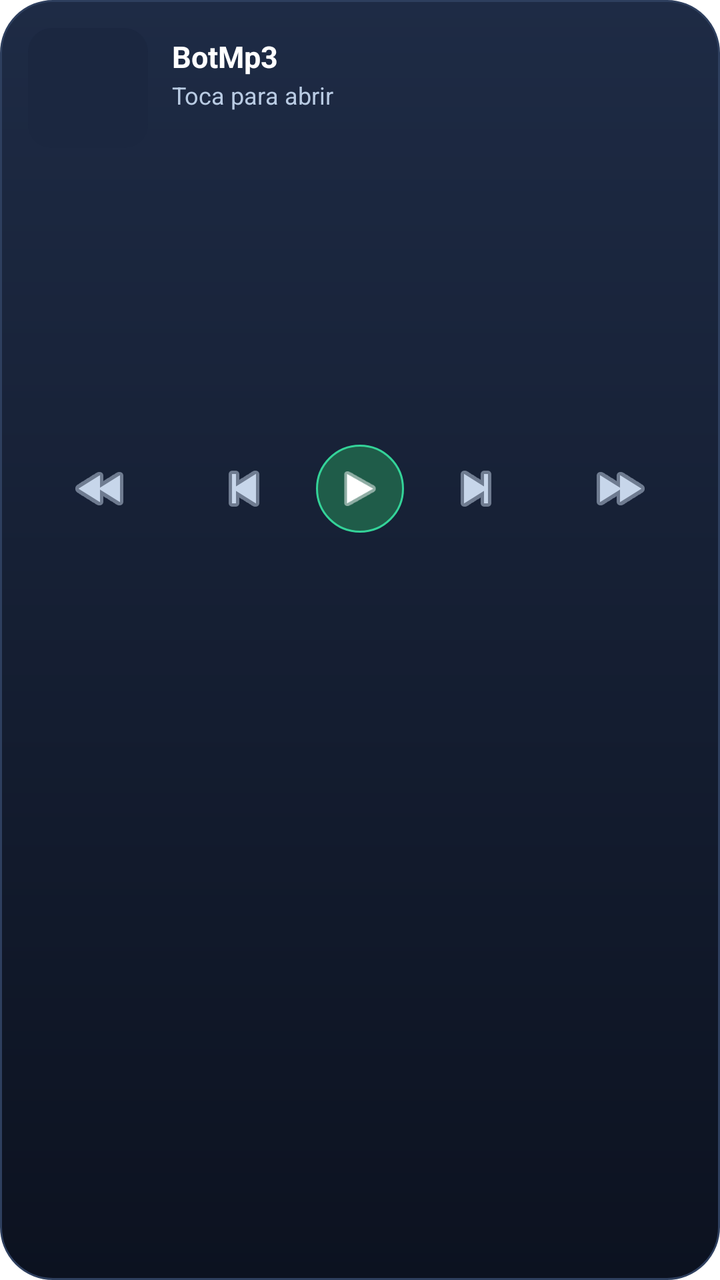
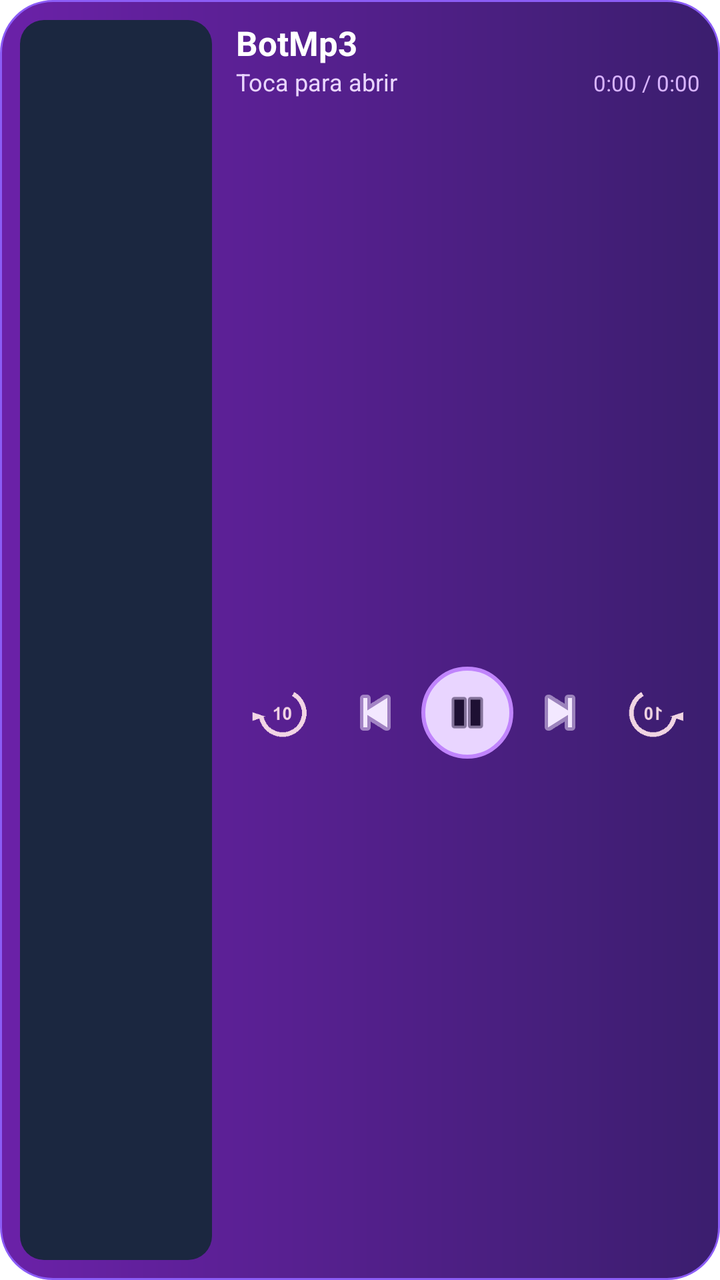

Two renders of the same Android screen: before a commit and after it. Below are the layout's source before the change and the commit's diff.
<!-- AndroidManifest.xml: fallback theme Theme.MaterialComponents.DayNight.NoActionBar -->
<!-- res/layout/widget_botmp3.xml -->
<?xml version="1.0" encoding="utf-8"?>
<LinearLayout xmlns:android="http://schemas.android.com/apk/res/android"
    android:id="@+id/widget_raiz"
    android:layout_width="match_parent"
    android:layout_height="match_parent"
    android:background="@drawable/widget_fondo"
    android:orientation="vertical"
    android:padding="14dp">

    <LinearLayout
        android:layout_width="match_parent"
        android:layout_height="wrap_content"
        android:gravity="center_vertical"
        android:orientation="horizontal">

        <ImageView
            android:id="@+id/widget_portada"
            android:layout_width="60dp"
            android:layout_height="60dp"
            android:background="@drawable/widget_portada"
            android:contentDescription="Carátula"
            android:scaleType="centerCrop" />

        <LinearLayout
            android:layout_width="0dp"
            android:layout_height="wrap_content"
            android:layout_marginStart="12dp"
            android:layout_weight="1"
            android:orientation="vertical">

            <TextView
                android:id="@+id/widget_titulo"
                android:layout_width="match_parent"
                android:layout_height="wrap_content"
                android:ellipsize="end"
                android:maxLines="1"
                android:text="BotMp3"
                android:textColor="#FFFFFF"
                android:textSize="15sp"
                android:textStyle="bold" />

            <TextView
                android:id="@+id/widget_artista"
                android:layout_width="match_parent"
                android:layout_height="wrap_content"
                android:layout_marginTop="1dp"
                android:ellipsize="end"
                android:maxLines="1"
                android:text="Toca para abrir"
                android:textColor="#B9CBE3"
                android:textSize="12sp" />

            <TextView
                android:id="@+id/widget_album"
                android:layout_width="match_parent"
                android:layout_height="wrap_content"
                android:ellipsize="end"
                android:maxLines="1"
                android:text=""
                android:textColor="#71839B"
                android:textSize="10.5sp" />
        </LinearLayout>
    </LinearLayout>

    <LinearLayout
        android:layout_width="match_parent"
        android:layout_height="wrap_content"
        android:layout_marginTop="10dp"
        android:gravity="center_vertical"
        android:orientation="horizontal">

        <TextView
            android:id="@+id/widget_progreso"
            android:layout_width="match_parent"
            android:layout_height="wrap_content"
            android:layout_marginTop="10dp"
            android:maxLines="1"
            android:textColor="#34D399"
            android:textSize="9sp" />

        <TextView
            android:id="@+id/widget_tiempo"
            android:layout_width="wrap_content"
            android:layout_height="wrap_content"
            android:layout_marginStart="10dp"
            android:text="0:00 / 0:00"
            android:textColor="#9DB0C9"
            android:textSize="10sp"
            android:textStyle="bold" />
    </LinearLayout>

    <LinearLayout
        android:layout_width="match_parent"
        android:layout_height="wrap_content"
        android:layout_marginTop="8dp"
        android:gravity="center_vertical"
        android:orientation="horizontal">

        <ImageButton
            android:id="@+id/widget_rewind"
            android:layout_width="0dp"
            android:layout_height="40dp"
            android:layout_weight="1"
            android:background="#00000000"
            android:contentDescription="Atrasar 10 segundos"
            android:scaleType="centerInside"
            android:src="@android:drawable/ic_media_rew"
            android:tint="#C7D6EA" />

        <ImageButton
            android:id="@+id/widget_prev"
            android:layout_width="0dp"
            android:layout_height="40dp"
            android:layout_weight="1"
            android:background="#00000000"
            android:contentDescription="Anterior"
            android:scaleType="centerInside"
            android:src="@android:drawable/ic_media_previous"
            android:tint="#C7D6EA" />

        <ImageButton
            android:id="@+id/widget_play"
            android:layout_width="44dp"
            android:layout_height="44dp"
            android:background="@drawable/widget_play_fondo"
            android:contentDescription="Reproducir o pausar"
            android:padding="9dp"
            android:scaleType="centerInside"
            android:src="@android:drawable/ic_media_play"
            android:tint="#FFFFFF" />

        <ImageButton
            android:id="@+id/widget_next"
            android:layout_width="0dp"
            android:layout_height="40dp"
            android:layout_weight="1"
            android:background="#00000000"
            android:contentDescription="Siguiente"
            android:scaleType="centerInside"
            android:src="@android:drawable/ic_media_next"
            android:tint="#C7D6EA" />

        <ImageButton
            android:id="@+id/widget_forward"
            android:layout_width="0dp"
            android:layout_height="40dp"
            android:layout_weight="1"
            android:background="#00000000"
            android:contentDescription="Adelantar 10 segundos"
            android:scaleType="centerInside"
            android:src="@android:drawable/ic_media_ff"
            android:tint="#C7D6EA" />
    </LinearLayout>
</LinearLayout>
<!-- resources referenced by this layout -->
<resources>
  <!-- drawable widget_fondo (drawable) -->
  <?xml version="1.0" encoding="utf-8"?>
  <shape xmlns:android="http://schemas.android.com/apk/res/android"
      android:shape="rectangle">
      <gradient
          android:angle="270"
          android:endColor="#0C1220"
          android:startColor="#1E2B45" />
      <corners android:radius="26dp" />
      <stroke
          android:width="1dp"
          android:color="#2E3F5E" />
  </shape>
  <!-- drawable widget_play_fondo (drawable) -->
  <?xml version="1.0" encoding="utf-8"?>
  <shape xmlns:android="http://schemas.android.com/apk/res/android" android:shape="oval">
      <solid android:color="#1F5C49" />
      <stroke android:width="1dp" android:color="#34D399" />
  </shape>
  <!-- drawable widget_portada (drawable) -->
  <?xml version="1.0" encoding="utf-8"?>
  <shape xmlns:android="http://schemas.android.com/apk/res/android" android:shape="rectangle">
      <corners android:radius="12dp" />
      <solid android:color="#1B2740" />
  </shape>
</resources>

<!-- the commit's change to res/layout/widget_botmp3.xml (unified diff, before → after) -->
@@ -4,151 +4,140 @@
     android:layout_width="match_parent"
     android:layout_height="match_parent"
     android:background="@drawable/widget_fondo"
-    android:orientation="vertical"
-    android:padding="14dp">
+    android:orientation="horizontal"
+    android:padding="10dp">
+
+    <ImageView
+        android:id="@+id/widget_portada"
+        android:layout_width="96dp"
+        android:layout_height="match_parent"
+        android:background="@drawable/widget_portada"
+        android:contentDescription="Carátula"
+        android:scaleType="centerCrop" />
 
     <LinearLayout
-        android:layout_width="match_parent"
-        android:layout_height="wrap_content"
-        android:gravity="center_vertical"
-        android:orientation="horizontal">
+        android:layout_width="0dp"
+        android:layout_height="match_parent"
+        android:layout_marginStart="12dp"
+        android:layout_weight="1"
+        android:orientation="vertical">
 
-        <ImageView
-            android:id="@+id/widget_portada"
-            android:layout_width="60dp"
-            android:layout_height="60dp"
-            android:background="@drawable/widget_portada"
-            android:contentDescription="Carátula"
-            android:scaleType="centerCrop" />
+        <TextView
+            android:id="@+id/widget_titulo"
+            android:layout_width="match_parent"
+            android:layout_height="wrap_content"
+            android:ellipsize="end"
+            android:maxLines="1"
+            android:text="BotMp3"
+            android:textColor="#FFFFFF"
+            android:textSize="17sp"
+            android:textStyle="bold" />
 
         <LinearLayout
-            android:layout_width="0dp"
+            android:layout_width="match_parent"
             android:layout_height="wrap_content"
-            android:layout_marginStart="12dp"
-            android:layout_weight="1"
-            android:orientation="vertical">
-
-            <TextView
-                android:id="@+id/widget_titulo"
-                android:layout_width="match_parent"
-                android:layout_height="wrap_content"
-                android:ellipsize="end"
-                android:maxLines="1"
-                android:text="BotMp3"
-                android:textColor="#FFFFFF"
-                android:textSize="15sp"
-                android:textStyle="bold" />
+            android:orientation="horizontal">
 
             <TextView
                 android:id="@+id/widget_artista"
-                android:layout_width="match_parent"
+                android:layout_width="0dp"
                 android:layout_height="wrap_content"
-                android:layout_marginTop="1dp"
+                android:layout_weight="1"
                 android:ellipsize="end"
                 android:maxLines="1"
                 android:text="Toca para abrir"
-                android:textColor="#B9CBE3"
+                android:textColor="#E9D5FF"
                 android:textSize="12sp" />
 
             <TextView
-                android:id="@+id/widget_album"
-                android:layout_width="match_parent"
+                android:id="@+id/widget_tiempo"
+                android:layout_width="wrap_content"
                 android:layout_height="wrap_content"
-                android:ellipsize="end"
                 android:maxLines="1"
-                android:text=""
-                android:textColor="#71839B"
-                android:textSize="10.5sp" />
+                android:text="0:00 / 0:00"
+                android:textColor="#D8B4FE"
+                android:textSize="11sp" />
         </LinearLayout>
-    </LinearLayout>
 
-    <LinearLayout
-        android:layout_width="match_parent"
-        android:layout_height="wrap_content"
-        android:layout_marginTop="10dp"
-        android:gravity="center_vertical"
-        android:orientation="horizontal">
+        <TextView
+            android:id="@+id/widget_album"
+            android:layout_width="match_parent"
+            android:layout_height="wrap_content"
+            android:ellipsize="end"
+            android:maxLines="1"
+            android:text=""
+            android:textColor="#C4A5F0"
+            android:textSize="10.5sp" />
 
         <TextView
             android:id="@+id/widget_progreso"
             android:layout_width="match_parent"
             android:layout_height="wrap_content"
-            android:layout_marginTop="10dp"
+            android:layout_marginTop="4dp"
             android:maxLines="1"
-            android:textColor="#34D399"
-            android:textSize="9sp" />
+            android:textColor="#F0ABFC"
+            android:textSize="10sp" />
 
-        <TextView
-            android:id="@+id/widget_tiempo"
-            android:layout_width="wrap_content"
-            android:layout_height="wrap_content"
-            android:layout_marginStart="10dp"
-            android:text="0:00 / 0:00"
-            android:textColor="#9DB0C9"
-            android:textSize="10sp"
-            android:textStyle="bold" />
-    </LinearLayout>
+        <LinearLayout
+            android:layout_width="match_parent"
+            android:layout_height="0dp"
+            android:layout_marginTop="2dp"
+            android:layout_weight="1"
+            android:gravity="center_vertical"
+            android:orientation="horizontal">
 
-    <LinearLayout
-        android:layout_width="match_parent"
-        android:layout_height="wrap_content"
-        android:layout_marginTop="8dp"
-        android:gravity="center_vertical"
-        android:orientation="horizontal">
+            <ImageButton
+                android:id="@+id/widget_rewind"
+                android:layout_width="0dp"
+                android:layout_height="34dp"
+                android:layout_weight="1"
+                android:background="#00000000"
+                android:contentDescription="Atrasar 10 segundos"
+                android:scaleType="fitCenter"
+                android:src="@drawable/ic_rew10" />
 
-        <ImageButton
-            android:id="@+id/widget_rewind"
-            android:layout_width="0dp"
-            android:layout_height="40dp"
-            android:layout_weight="1"
-            android:background="#00000000"
-            android:contentDescription="Atrasar 10 segundos"
-            android:scaleType="centerInside"
-            android:src="@android:drawable/ic_media_rew"
-            android:tint="#C7D6EA" />
+            <ImageButton
+                android:id="@+id/widget_prev"
+                android:layout_width="0dp"
+                android:layout_height="34dp"
+                android:layout_weight="1"
+                android:background="#00000000"
+                android:contentDescription="Anterior"
+                android:scaleType="centerInside"
+                android:src="@android:drawable/ic_media_previous"
+                android:tint="#F3E8FF" />
 
-        <ImageButton
-            android:id="@+id/widget_prev"
-            android:layout_width="0dp"
-            android:layout_height="40dp"
-            android:layout_weight="1"
-            android:background="#00000000"
-            android:contentDescription="Anterior"
-            android:scaleType="centerInside"
-            android:src="@android:drawable/ic_media_previous"
-            android:tint="#C7D6EA" />
+            <ImageButton
+                android:id="@+id/widget_play"
+                android:layout_width="46dp"
+                android:layout_height="46dp"
+                android:background="@drawable/widget_play_fondo"
+                android:contentDescription="Reproducir o pausar"
+                android:padding="10dp"
+                android:scaleType="centerInside"
+                android:src="@android:drawable/ic_media_pause"
+                android:tint="#1E1033" />
 
-        <ImageButton
-            android:id="@+id/widget_play"
-            android:layout_width="44dp"
-            android:layout_height="44dp"
-            android:background="@drawable/widget_play_fondo"
-            android:contentDescription="Reproducir o pausar"
-            android:padding="9dp"
-            android:scaleType="centerInside"
-            android:src="@android:drawable/ic_media_play"
-            android:tint="#FFFFFF" />
+            <ImageButton
+                android:id="@+id/widget_next"
+                android:layout_width="0dp"
+                android:layout_height="34dp"
+                android:layout_weight="1"
+                android:background="#00000000"
+                android:contentDescription="Siguiente"
+                android:scaleType="centerInside"
+                android:src="@android:drawable/ic_media_next"
+                android:tint="#F3E8FF" />
 
-        <ImageButton
-            android:id="@+id/widget_next"
-            android:layout_width="0dp"
-            android:layout_height="40dp"
-            android:layout_weight="1"
-            android:background="#00000000"
-            android:contentDescription="Siguiente"
-            android:scaleType="centerInside"
-            android:src="@android:drawable/ic_media_next"
-            android:tint="#C7D6EA" />
-
-        <ImageButton
-            android:id="@+id/widget_forward"
-            android:layout_width="0dp"
-            android:layout_height="40dp"
-            android:layout_weight="1"
-            android:background="#00000000"
-            android:contentDescription="Adelantar 10 segundos"
-            android:scaleType="centerInside"
-            android:src="@android:drawable/ic_media_ff"
-            android:tint="#C7D6EA" />
+            <ImageButton
+                android:id="@+id/widget_forward"
+                android:layout_width="0dp"
+                android:layout_height="34dp"
+                android:layout_weight="1"
+                android:background="#00000000"
+                android:contentDescription="Adelantar 10 segundos"
+                android:scaleType="fitCenter"
+                android:src="@drawable/ic_ff10" />
+        </LinearLayout>
     </LinearLayout>
 </LinearLayout>
<!-- resource entries referenced after the edit -->
@@ -1,23 +1,22 @@
 <!-- resources referenced by this layout -->
 <resources>
+  <!-- drawable ic_ff10: png bitmap (drawable, 1405 bytes) -->
+  <!-- drawable ic_rew10: png bitmap (drawable, 1401 bytes) -->
   <!-- drawable widget_fondo (drawable) -->
   <?xml version="1.0" encoding="utf-8"?>
-  <shape xmlns:android="http://schemas.android.com/apk/res/android"
-      android:shape="rectangle">
+  <shape xmlns:android="http://schemas.android.com/apk/res/android" android:shape="rectangle">
       <gradient
-          android:angle="270"
-          android:endColor="#0C1220"
-          android:startColor="#1E2B45" />
+          android:angle="0"
+          android:endColor="#3B1E6E"
+          android:startColor="#6B21A8" />
       <corners android:radius="26dp" />
-      <stroke
-          android:width="1dp"
-          android:color="#2E3F5E" />
+      <stroke android:width="1dp" android:color="#8B5CF6" />
   </shape>
   <!-- drawable widget_play_fondo (drawable) -->
   <?xml version="1.0" encoding="utf-8"?>
   <shape xmlns:android="http://schemas.android.com/apk/res/android" android:shape="oval">
-      <solid android:color="#1F5C49" />
-      <stroke android:width="1dp" android:color="#34D399" />
+      <solid android:color="#E9D5FF" />
+      <stroke android:width="2dp" android:color="#C084FC" />
   </shape>
   <!-- drawable widget_portada (drawable) -->
   <?xml version="1.0" encoding="utf-8"?>
